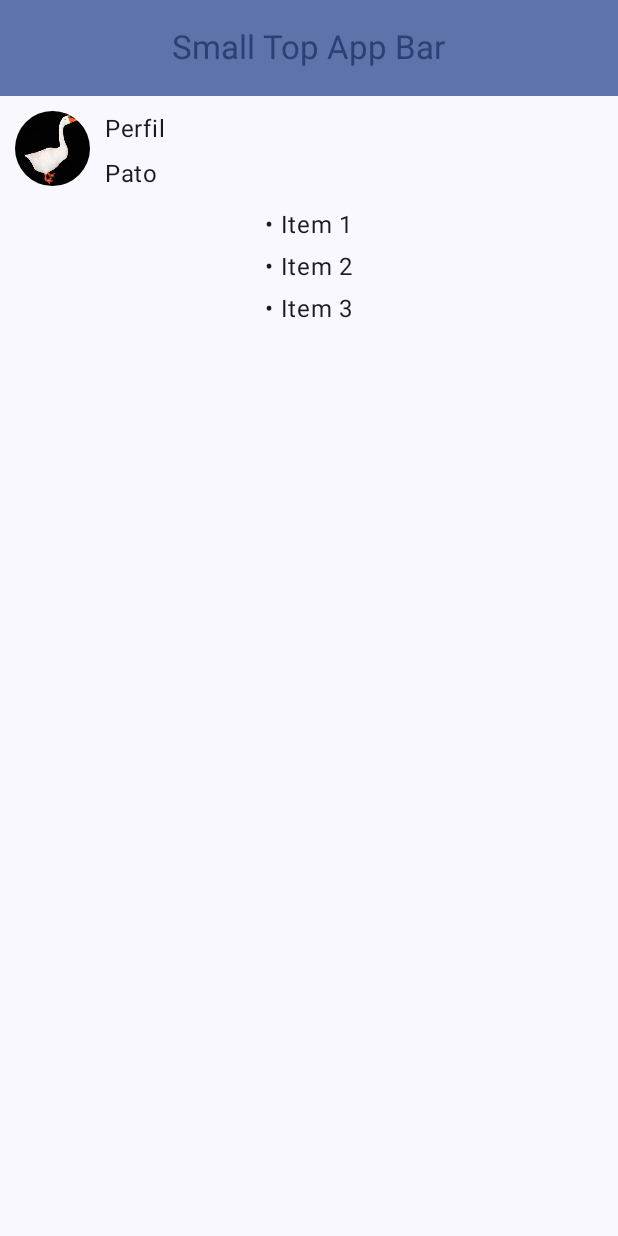
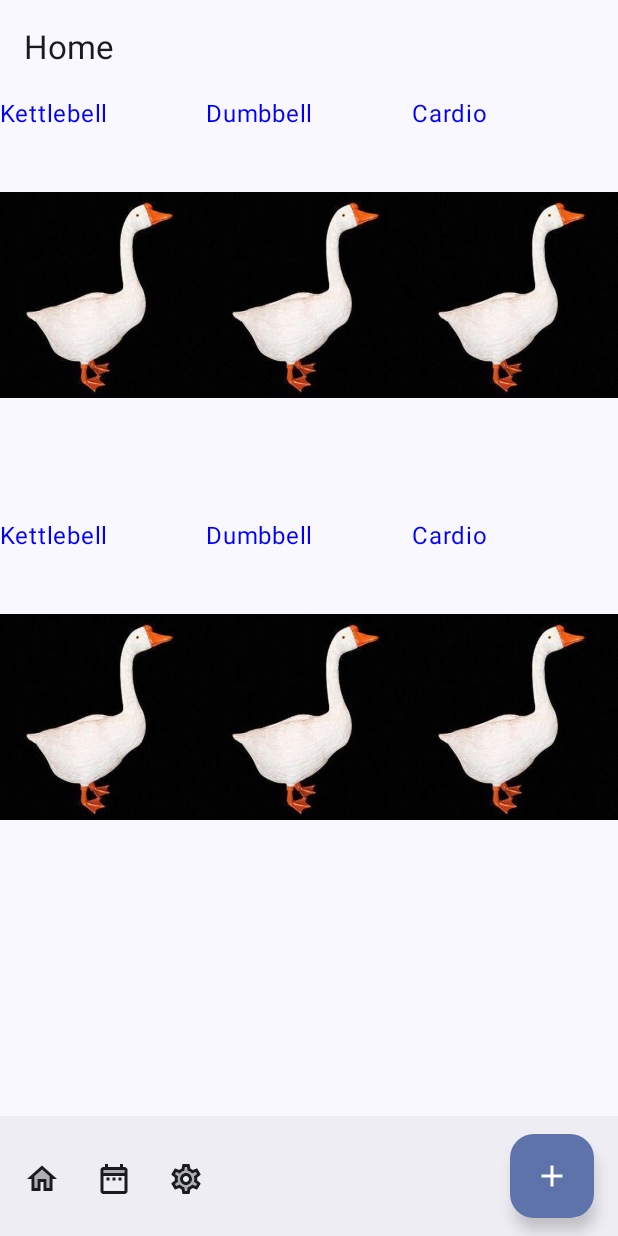
Before and after one commit to Danielrey99/AplicacionAndroidDAM, an Android app built with Jetpack Compose: the screen it shows after launch (MainActivity), on a phone screen of 412 x 824 dp. Run offline under Robolectric (Android 15) with nearby library versions, the phone set to English and light mode, and no system bars; our stand-ins replace Dagger/Hilt's generated code.

Commit message:
Actualizar cambios

```diff
--- a/ToDoList/app/src/main/java/com/montecastelo/todolist/MainActivity.kt
+++ b/ToDoList/app/src/main/java/com/montecastelo/todolist/MainActivity.kt
@@ -1,10 +1,14 @@
 package com.montecastelo.todolist
 
+import android.content.Intent
 import android.os.Bundle
 import androidx.activity.ComponentActivity
 import androidx.activity.compose.setContent
+import androidx.annotation.DrawableRes
 import androidx.compose.foundation.Image
+import androidx.compose.foundation.clickable
 import androidx.compose.foundation.layout.Arrangement
+import androidx.compose.foundation.layout.Box
 import androidx.compose.foundation.layout.Column
 import androidx.compose.foundation.layout.Row
 import androidx.compose.foundation.layout.Spacer
@@ -14,11 +18,14 @@ import androidx.compose.foundation.layout.padding
 import androidx.compose.foundation.layout.size
 import androidx.compose.foundation.layout.width
 import androidx.compose.foundation.lazy.LazyColumn
+import androidx.compose.foundation.lazy.grid.GridCells
+import androidx.compose.foundation.lazy.grid.LazyVerticalGrid
 import androidx.compose.foundation.lazy.items
 import androidx.compose.foundation.shape.CircleShape
 import androidx.compose.material3.CenterAlignedTopAppBar
 import androidx.compose.material3.ExperimentalMaterial3Api
 import androidx.compose.material3.MaterialTheme
+import androidx.compose.material3.Scaffold
 import androidx.compose.material3.Surface
 import androidx.compose.material3.Text
 import androidx.compose.material3.TopAppBarDefaults
@@ -26,31 +33,134 @@ import androidx.compose.runtime.Composable
 import androidx.compose.ui.Alignment
 import androidx.compose.ui.Modifier
 import androidx.compose.ui.draw.clip
+import androidx.compose.ui.platform.LocalContext
 import androidx.compose.ui.res.painterResource
 import androidx.compose.ui.tooling.preview.Preview
 import androidx.compose.ui.unit.dp
+import com.montecastelo.todolist.navigation.Navigation
 import com.montecastelo.todolist.ui.theme.ToDoListTheme
+import dagger.hilt.android.AndroidEntryPoint
+import androidx.compose.foundation.lazy.grid.items
+import androidx.compose.material.icons.Icons
+import androidx.compose.material.icons.twotone.Add
+import androidx.compose.material.icons.twotone.DateRange
+import androidx.compose.material.icons.twotone.Home
+import androidx.compose.material.icons.twotone.Settings
+import androidx.compose.material3.BottomAppBar
+import androidx.compose.material3.FloatingActionButton
+import androidx.compose.material3.Icon
+import androidx.compose.material3.IconButton
+import androidx.compose.material3.LargeTopAppBar
+import androidx.compose.material3.TopAppBar
+import androidx.compose.material3.TopAppBarScrollBehavior
+import androidx.compose.material3.rememberTopAppBarState
+import androidx.compose.ui.graphics.Color
+import androidx.compose.ui.input.nestedscroll.nestedScroll
 
+@AndroidEntryPoint
 class MainActivity : ComponentActivity() {
+    @OptIn(ExperimentalMaterial3Api::class)
     override fun onCreate(savedInstanceState: Bundle?) {
         super.onCreate(savedInstanceState)
         setContent {
             ToDoListTheme {
-                // A surface container using the 'background' color from the theme
-                Surface(
-                    modifier = Modifier.fillMaxSize(),
-                    color = MaterialTheme.colorScheme.background
-                ) {
-                    MainWindow()
+                Scaffold(
+                    topBar = {
+                             WorkoutsTopAppBar()
+                    },
+                    bottomBar = {
+                                WorkoutsBottomAppBar()
+                    },
+                    floatingActionButton = {
+
+                    },
+                ) { paddingValues ->
+                    MainWindow(modifier = Modifier.padding(paddingValues))
                 }
             }
         }
+    }
+
+    @Composable
+    private fun MainWindow(
+        modifier: Modifier = Modifier
+    ){
+        val workouts = listOf(
+            Workout("Kettlebell", R.drawable.pato),
+            Workout("Dumbbell", R.drawable.pato),
+            Workout("Cardio", R.drawable.pato),
+            Workout("Kettlebell", R.drawable.pato),
+            Workout("Dumbbell", R.drawable.pato),
+            Workout("Cardio", R.drawable.pato),
+        )
+        LazyVerticalGrid(
+            modifier = modifier,
+            columns = GridCells.Fixed(3)
+        ){
+            items(workouts){workout ->
+                WorkoutCard(modifier = modifier, name = workout.name, image = workout.image)
+            }
+        }
+    }
+
+}
+
+data class Workout(val name:String, @DrawableRes val image: Int)
+
+@Composable
+fun WorkoutCard(modifier: Modifier = Modifier, name: String, @DrawableRes image: Int){
+    Box{
+        Image(
+            modifier = modifier,
+            painter = painterResource(id = image),
+            contentDescription = "Wokout image"
+        )
+        Text(text = name, color = Color.Blue)
     }
 }
 
 @OptIn(ExperimentalMaterial3Api::class)
 @Composable
-fun MainWindow(){
+fun WorkoutsTopAppBar(
+    modifier: Modifier = Modifier,
+){
+    TopAppBar(
+        modifier = Modifier,
+        title = { Text(text = "Home") },
+    )
+}
+
+@Composable
+fun WorkoutsBottomAppBar(
+    modifier: Modifier = Modifier
+){
+    BottomAppBar(
+        modifier = modifier,
+        actions = {
+            IconButton(onClick = {}) {
+                Icon(imageVector = Icons.TwoTone.Home, contentDescription = "Icon Home",)
+            }
+            IconButton(onClick = {}) {
+                Icon(imageVector = Icons.TwoTone.DateRange, contentDescription = "Icon Calendar",)
+            }
+            IconButton(onClick = {}) {
+                Icon(imageVector = Icons.TwoTone.Settings, contentDescription = "Icon Settings",)
+            }
+        },
+        floatingActionButton = {
+            FloatingActionButton(onClick = {}) {
+                Icon(imageVector = Icons.TwoTone.Add, contentDescription = "Icon image",)
+            }
+        }
+    )
+}
+
+/*
+@OptIn(ExperimentalMaterial3Api::class)
+@Composable
+fun MainWindow(
+    onDuckClick: () -> Unit
+) {
     Column {
         Row {
             CenterAlignedTopAppBar(
@@ -70,6 +180,9 @@ fun MainWindow(){
                     painter = painterResource(R.drawable.pato),
                     contentDescription = "Contact profile picture",
                     modifier = Modifier
+                        .clickable {
+                            onDuckClick()
+                        }
                         // Set image size to 40 dp
                         .size(50.dp)
                         // Clip image to be shaped as a circle
@@ -109,7 +222,9 @@ fun MainWindow(){
 fun CustomText(text: String, modifier: Modifier = Modifier) {
     Text("• " + text, modifier = modifier)
 }
+*/
 
+/*
 @Preview(showBackground = true)
 @Composable
 fun GreetingPreview() {
@@ -117,3 +232,4 @@ fun GreetingPreview() {
         MainWindow()
     }
 }
+*/
--- /dev/null
+++ b/ToDoList/app/src/main/java/com/montecastelo/todolist/ToDoListApplication.kt
@@ -0,0 +1,7 @@
+package com.montecastelo.todolist
+
+import android.app.Application
+import dagger.hilt.android.HiltAndroidApp
+
+@HiltAndroidApp
+class ToDoListApplication : Application()
--- a/ToDoList/build.gradle.kts
+++ b/ToDoList/build.gradle.kts
@@ -2,4 +2,6 @@
 plugins {
     id("com.android.application") version "8.1.3" apply false
     id("org.jetbrains.kotlin.android") version "1.8.10" apply false
+    //Hilt
+    id("com.google.dagger.hilt.android") version "2.44" apply false
 }
```
Also changed, not shown: ToDoList/app/build.gradle.kts (+14 -6 lines), ToDoList/app/src/main/AndroidManifest.xml (+8 -0 lines), ToDoList/app/src/main/java/com/montecastelo/todolist/Activity2.kt (added, +28 -0 lines), ToDoList/app/src/main/java/com/montecastelo/todolist/features/addlistas/AddListasNavigation.kt (added, +16 -0 lines), ToDoList/app/src/main/java/com/montecastelo/todolist/features/addlistas/AddListasScreen.kt (added, +7 -0 lines), ToDoList/app/src/main/java/com/montecastelo/todolist/features/listas/ListasScreen.kt (added, +39 -0 lines), ToDoList/app/src/main/java/com/montecastelo/todolist/features/listas/ListasScreenNavigation.kt (added, +16 -0 lines), ToDoList/app/src/main/java/com/montecastelo/todolist/features/listas/ListasViewModel.kt (added, +33 -0 lines), ToDoList/app/src/main/java/com/montecastelo/todolist/navigation/Main.kt (added, +18 -0 lines).
